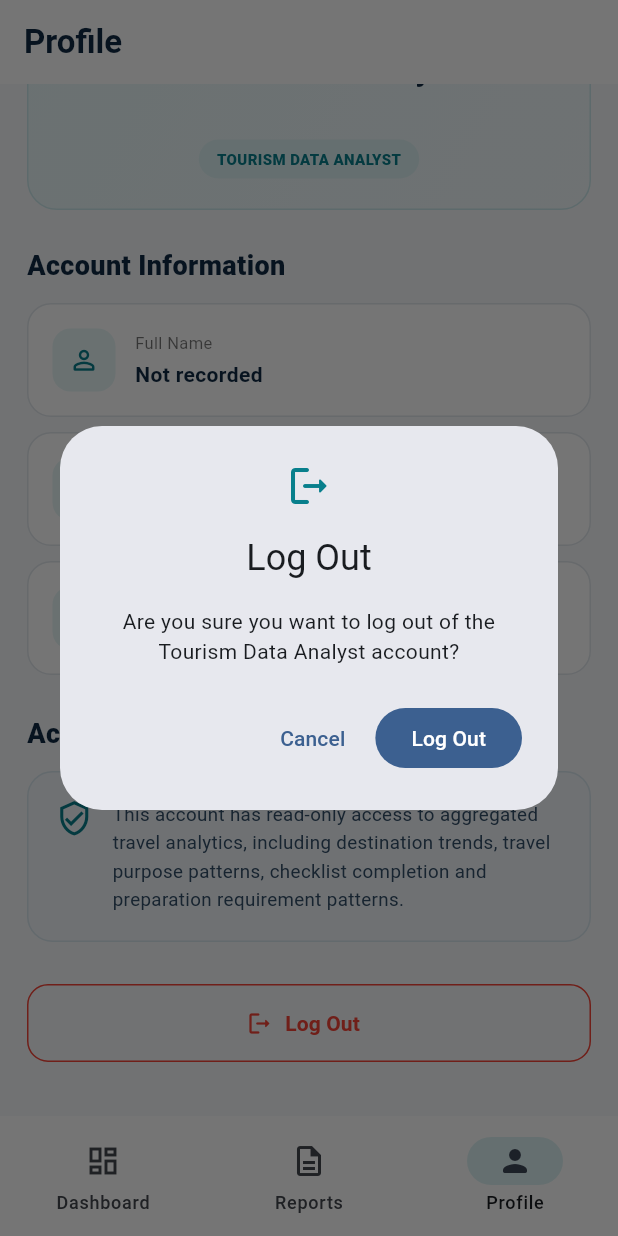
After one commit to CheeWei323/FYP, a Flutter app: the AnalystDashboard screen opened directly, item 3 of the bottom bar chosen, scrolled down 145 dp, after a tap on "Log Out", on a phone screen of 412 x 824 dp. The commit adds this screen. Run offline on Flutter 3.47's test engine with Material 3 defaults, Android fonts, the phone set to English and light mode, and no system bars; our stand-ins replace cloud_firestore, firebase_auth, firebase_core, google_sign_in; accounts and stored records are empty.

Commit message:
Add analyst navigation profile and reports tabs

```diff
--- /dev/null
+++ b/lib/screens/analyst/analyst_profile_screen.dart
@@ -0,0 +1,492 @@
+import 'package:firebase_auth/firebase_auth.dart';
+import 'package:flutter/material.dart';
+
+import '../../services/auth_service.dart';
+import '../../services/user_service.dart';
+import '../login_screen.dart';
+
+class AnalystProfileScreen extends StatefulWidget {
+  const AnalystProfileScreen({super.key});
+
+  @override
+  State<AnalystProfileScreen> createState() => _AnalystProfileScreenState();
+}
+
+class _AnalystProfileScreenState extends State<AnalystProfileScreen> {
+  final UserService _userService = UserService();
+
+  final AuthService _authService = AuthService();
+
+  static const Color _primaryColor = Color(0xFF087F8C);
+
+  static const Color _darkTextColor = Color(0xFF102A43);
+
+  static const Color _borderColor = Color(0xFFE1E7EC);
+
+  late Future<Map<String, dynamic>> _profileFuture;
+
+  bool _isLoggingOut = false;
+
+  @override
+  void initState() {
+    super.initState();
+
+    _profileFuture = _loadProfile();
+  }
+
+  // ---------------------------------------------------------------------------
+  // PROFILE
+  // ---------------------------------------------------------------------------
+
+  Future<Map<String, dynamic>> _loadProfile() async {
+    final User? user = FirebaseAuth.instance.currentUser;
+
+    if (user == null) {
+      throw Exception('No authenticated tourism data analyst.');
+    }
+
+    final Map<String, dynamic>? profile = await _userService.getUserProfile(
+      user.uid,
+    );
+
+    if (profile == null) {
+      throw Exception('Tourism Data Analyst profile was not found.');
+    }
+
+    return profile;
+  }
+
+  Future<void> _refresh() async {
+    final Future<Map<String, dynamic>> future = _loadProfile();
+
+    setState(() {
+      _profileFuture = future;
+    });
+
+    await future;
+  }
+
+  // ---------------------------------------------------------------------------
+  // LOGOUT
+  // ---------------------------------------------------------------------------
+
+  Future<void> _confirmLogout() async {
+    if (_isLoggingOut) {
+      return;
+    }
+
+    final bool? confirmed = await showDialog<bool>(
+      context: context,
+      builder: (BuildContext dialogContext) {
+        return AlertDialog(
+          icon: const Icon(
+            Icons.logout_rounded,
+            color: _primaryColor,
+            size: 32,
+          ),
+          title: const Text('Log Out', textAlign: TextAlign.center),
+          content: const Text(
+            'Are you sure you want to log out '
+            'of the Tourism Data Analyst account?',
+            textAlign: TextAlign.center,
+          ),
+          actions: [
+            TextButton(
+              onPressed: () {
+                Navigator.pop(dialogContext, false);
+              },
+              child: const Text('Cancel'),
+            ),
+            FilledButton(
+              onPressed: () {
+                Navigator.pop(dialogContext, true);
+              },
+              child: const Text('Log Out'),
+            ),
+          ],
+        );
+      },
+    );
+
+    if (confirmed != true || !mounted) {
+      return;
+    }
+
+    setState(() {
+      _isLoggingOut = true;
+    });
+
+    try {
+      await _authService.signOut();
+
+      if (!mounted) {
+        return;
+      }
+
+      Navigator.pushAndRemoveUntil(
+        context,
+        MaterialPageRoute(builder: (context) => const LoginScreen()),
+        (route) => false,
+      );
+    } catch (error) {
+      debugPrint('ANALYST LOGOUT ERROR: $error');
+
+      if (!mounted) {
+        return;
+      }
+
+      setState(() {
+        _isLoggingOut = false;
+      });
+
+      ScaffoldMessenger.of(context)
+        ..hideCurrentSnackBar()
+        ..showSnackBar(
+          const SnackBar(content: Text('Unable to log out. Please try again.')),
+        );
+    }
+  }
+
+  // ---------------------------------------------------------------------------
+  // SCREEN
+  // ---------------------------------------------------------------------------
+
+  @override
+  Widget build(BuildContext context) {
+    return RefreshIndicator(
+      onRefresh: _refresh,
+      child: FutureBuilder<Map<String, dynamic>>(
+        future: _profileFuture,
+        builder: (context, snapshot) {
+          if (snapshot.connectionState == ConnectionState.waiting) {
+            return const Center(child: CircularProgressIndicator());
+          }
+
+          if (snapshot.hasError) {
+            return ListView(
+              physics: const AlwaysScrollableScrollPhysics(),
+              padding: const EdgeInsets.all(24),
+              children: [const SizedBox(height: 130), _buildErrorState()],
+            );
+          }
+
+          final Map<String, dynamic> profile = snapshot.data ?? {};
+
+          final String fullName = (profile['fullName'] as String? ?? '').trim();
+
+          final String email = (profile['email'] as String? ?? '').trim();
+
+          return ListView(
+            physics: const AlwaysScrollableScrollPhysics(),
+            padding: const EdgeInsets.fromLTRB(18, 18, 18, 36),
+            children: [
+              _buildProfileHeader(fullName: fullName, email: email),
+
+              const SizedBox(height: 24),
+
+              const Text(
+                'Account Information',
+                style: TextStyle(
+                  fontSize: 18,
+                  fontWeight: FontWeight.w800,
+                  color: _darkTextColor,
+                ),
+              ),
+
+              const SizedBox(height: 12),
+
+              _buildInformationCard(
+                icon: Icons.person_outline_rounded,
+                label: 'Full Name',
+                value: fullName.isEmpty ? 'Not recorded' : fullName,
+              ),
+
+              const SizedBox(height: 10),
+
+              _buildInformationCard(
+                icon: Icons.email_outlined,
+                label: 'Email Address',
+                value: email.isEmpty ? 'Not recorded' : email,
+              ),
+
+              const SizedBox(height: 10),
+
+              _buildInformationCard(
+                icon: Icons.analytics_outlined,
+                label: 'System Role',
+                value: 'Tourism Data Analyst',
+              ),
+
+              const SizedBox(height: 26),
+
+              const Text(
+                'Account Access',
+                style: TextStyle(
+                  fontSize: 18,
+                  fontWeight: FontWeight.w800,
+                  color: _darkTextColor,
+                ),
+              ),
+
+              const SizedBox(height: 12),
+
+              _buildAccessCard(),
+
+              const SizedBox(height: 28),
+
+              _buildLogoutButton(),
+            ],
+          );
+        },
+      ),
+    );
+  }
+
+  // ---------------------------------------------------------------------------
+  // PROFILE HEADER
+  // ---------------------------------------------------------------------------
+
+  Widget _buildProfileHeader({
+    required String fullName,
+    required String email,
+  }) {
+    return Container(
+      width: double.infinity,
+      padding: const EdgeInsets.all(20),
+      decoration: BoxDecoration(
+        gradient: const LinearGradient(
+          colors: [Color(0xFFE7F7F8), Color(0xFFF1F8FB)],
+          begin: Alignment.topLeft,
+          end: Alignment.bottomRight,
+        ),
+        borderRadius: BorderRadius.circular(20),
+        border: Border.all(color: const Color(0xFFCBE8EB)),
+      ),
+      child: Column(
+        children: [
+          Container(
+            width: 70,
+            height: 70,
+            decoration: const BoxDecoration(
+              color: Colors.white,
+              shape: BoxShape.circle,
+            ),
+            child: const Icon(
+              Icons.analytics_outlined,
+              size: 36,
+              color: _primaryColor,
+            ),
+          ),
+
+          const SizedBox(height: 13),
+
+          Text(
+            fullName.isEmpty ? 'Tourism Data Analyst' : fullName,
+            textAlign: TextAlign.center,
+            style: const TextStyle(
+              fontSize: 20,
+              fontWeight: FontWeight.w800,
+              color: _darkTextColor,
+            ),
+          ),
+
+          const SizedBox(height: 4),
+
+          Text(
+            email,
+            textAlign: TextAlign.center,
+            style: const TextStyle(fontSize: 12.5, color: Colors.black54),
+          ),
+
+          const SizedBox(height: 10),
+
+          Container(
+            padding: const EdgeInsets.symmetric(horizontal: 12, vertical: 6),
+            decoration: BoxDecoration(
+              color: const Color(0xFFDDF3F4),
+              borderRadius: BorderRadius.circular(20),
+            ),
+            child: const Text(
+              'TOURISM DATA ANALYST',
+              style: TextStyle(
+                fontSize: 10,
+                fontWeight: FontWeight.w800,
+                color: _primaryColor,
+              ),
+            ),
+          ),
+        ],
+      ),
+    );
+  }
+
+  // ---------------------------------------------------------------------------
+  // INFORMATION
+  // ---------------------------------------------------------------------------
+
+  Widget _buildInformationCard({
+    required IconData icon,
+    required String label,
+    required String value,
+  }) {
+    return Container(
+      width: double.infinity,
+      padding: const EdgeInsets.all(16),
+      decoration: BoxDecoration(
+        color: Colors.white,
+        borderRadius: BorderRadius.circular(16),
+        border: Border.all(color: _borderColor),
+      ),
+      child: Row(
+        children: [
+          Container(
+            width: 42,
+            height: 42,
+            decoration: BoxDecoration(
+              color: const Color(0xFFE8F6F7),
+              borderRadius: BorderRadius.circular(12),
+            ),
+            child: Icon(icon, color: _primaryColor, size: 21),
+          ),
+
+          const SizedBox(width: 13),
+
+          Expanded(
+            child: Column(
+              crossAxisAlignment: CrossAxisAlignment.start,
+              children: [
+                Text(
+                  label,
+                  style: const TextStyle(fontSize: 11, color: Colors.black54),
+                ),
+
+                const SizedBox(height: 3),
+
+                Text(
+                  value,
+                  style: const TextStyle(
+                    fontSize: 14,
+                    fontWeight: FontWeight.w700,
+                    color: _darkTextColor,
+                  ),
+                ),
+              ],
+            ),
+          ),
+        ],
+      ),
+    );
+  }
+
+  // ---------------------------------------------------------------------------
+  // ACCOUNT ACCESS
+  // ---------------------------------------------------------------------------
+
+  Widget _buildAccessCard() {
+    return Container(
+      width: double.infinity,
+      padding: const EdgeInsets.all(18),
+      decoration: BoxDecoration(
+        color: const Color(0xFFF1F6FA),
+        borderRadius: BorderRadius.circular(17),
+        border: Border.all(color: const Color(0xFFD8E6EE)),
+      ),
+      child: const Row(
+        crossAxisAlignment: CrossAxisAlignment.start,
+        children: [
+          Icon(Icons.verified_user_outlined, color: _primaryColor, size: 25),
+
+          SizedBox(width: 13),
+
+          Expanded(
+            child: Text(
+              'This account has read-only access to aggregated '
+              'travel analytics, including destination trends, '
+              'travel purpose patterns, checklist completion '
+              'and preparation requirement patterns.',
+              style: TextStyle(
+                fontSize: 12.5,
+                height: 1.5,
+                color: Color(0xFF334E68),
+              ),
+            ),
+          ),
+        ],
+      ),
+    );
+  }
+
+  // ---------------------------------------------------------------------------
+  // LOGOUT BUTTON
+  // ---------------------------------------------------------------------------
+
+  Widget _buildLogoutButton() {
+    return SizedBox(
+      width: double.infinity,
+      height: 52,
+      child: OutlinedButton.icon(
+        style: OutlinedButton.styleFrom(
+          foregroundColor: Colors.red,
+          side: const BorderSide(color: Colors.red),
+          shape: RoundedRectangleBorder(
+            borderRadius: BorderRadius.circular(14),
+          ),
+        ),
+        onPressed: _isLoggingOut ? null : _confirmLogout,
+        icon: _isLoggingOut
+            ? const SizedBox(
+                width: 18,
+                height: 18,
+                child: CircularProgressIndicator(
+                  strokeWidth: 2,
+                  color: Colors.red,
+                ),
+              )
+            : const Icon(Icons.logout_rounded),
+        label: Text(
+          _isLoggingOut ? 'Logging Out...' : 'Log Out',
+          style: const TextStyle(fontWeight: FontWeight.w600),
+        ),
+      ),
+    );
+  }
+
+  // ---------------------------------------------------------------------------
+  // ERROR
+  // ---------------------------------------------------------------------------
+
+  Widget _buildErrorState() {
+    return Container(
+      padding: const EdgeInsets.all(24),
+      decoration: BoxDecoration(
+        color: Colors.white,
+        borderRadius: BorderRadius.circular(18),
+        border: Border.all(color: _borderColor),
+      ),
+      child: Column(
+        children: [
+          const Icon(
+            Icons.error_outline_rounded,
+            size: 38,
+            color: Colors.black45,
+          ),
+
+          const SizedBox(height: 10),
+
+          const Text(
+            'Unable to load Tourism Data Analyst profile.',
+            textAlign: TextAlign.center,
+            style: TextStyle(
+              fontWeight: FontWeight.w700,
+              color: _darkTextColor,
+            ),
+          ),
+
+          const SizedBox(height: 12),
+
+          OutlinedButton(onPressed: _refresh, child: const Text('Try Again')),
+        ],
+      ),
+    );
+  }
+}
--- /dev/null
+++ b/lib/screens/analyst/analyst_reports_screen.dart
@@ -0,0 +1,152 @@
+import 'package:flutter/material.dart';
+
+class AnalystReportsScreen extends StatelessWidget {
+  const AnalystReportsScreen({super.key});
+
+  static const Color _primaryColor = Color(0xFF087F8C);
+
+  static const Color _darkTextColor = Color(0xFF102A43);
+
+  static const Color _backgroundColor = Color(0xFFF7F9FB);
+
+  static const Color _borderColor = Color(0xFFE1E7EC);
+
+  @override
+  Widget build(BuildContext context) {
+    return ColoredBox(
+      color: _backgroundColor,
+      child: SafeArea(
+        child: ListView(
+          physics: const AlwaysScrollableScrollPhysics(),
+          padding: const EdgeInsets.fromLTRB(18, 20, 18, 36),
+          children: [
+            _buildHeader(),
+
+            const SizedBox(height: 24),
+
+            const Text(
+              'Generated Reports',
+              style: TextStyle(
+                fontSize: 18,
+                fontWeight: FontWeight.w800,
+                color: _darkTextColor,
+              ),
+            ),
+
+            const SizedBox(height: 5),
+
+            const Text(
+              'Previously generated analytics reports '
+              'will be available here.',
+              style: TextStyle(
+                fontSize: 12.5,
+                height: 1.4,
+                color: Colors.black54,
+              ),
+            ),
+
+            const SizedBox(height: 16),
+
+            _buildEmptyState(),
+          ],
+        ),
+      ),
+    );
+  }
+
+  Widget _buildHeader() {
+    return Container(
+      width: double.infinity,
+      padding: const EdgeInsets.all(20),
+      decoration: BoxDecoration(
+        gradient: const LinearGradient(
+          colors: [Color(0xFFE7F7F8), Color(0xFFF1F8FB)],
+        ),
+        borderRadius: BorderRadius.circular(20),
+        border: Border.all(color: const Color(0xFFCBE8EB)),
+      ),
+      child: const Row(
+        children: [
+          Icon(Icons.description_outlined, color: _primaryColor, size: 32),
+
+          SizedBox(width: 14),
+
+          Expanded(
+            child: Column(
+              crossAxisAlignment: CrossAxisAlignment.start,
+              children: [
+                Text(
+                  'Analytics Reports',
+                  style: TextStyle(
+                    fontSize: 20,
+                    fontWeight: FontWeight.w800,
+                    color: _darkTextColor,
+                  ),
+                ),
+
+                SizedBox(height: 5),
+
+                Text(
+                  'Access reports generated from '
+                  'aggregated travel analytics.',
+                  style: TextStyle(
+                    fontSize: 12.5,
+                    height: 1.4,
+                    color: Colors.black54,
+                  ),
+                ),
+              ],
+            ),
+          ),
+        ],
+      ),
+    );
+  }
+
+  Widget _buildEmptyState() {
+    return Container(
+      width: double.infinity,
+      padding: const EdgeInsets.symmetric(horizontal: 24, vertical: 42),
+      decoration: BoxDecoration(
+        color: Colors.white,
+        borderRadius: BorderRadius.circular(18),
+        border: Border.all(color: _borderColor),
+      ),
+      child: const Column(
+        children: [
+          Icon(
+            Icons.insert_drive_file_outlined,
+            size: 46,
+            color: Colors.black38,
+          ),
+
+          SizedBox(height: 14),
+
+          Text(
+            'No reports generated yet',
+            textAlign: TextAlign.center,
+            style: TextStyle(
+              fontSize: 15,
+              fontWeight: FontWeight.w700,
+              color: _darkTextColor,
+            ),
+          ),
+
+          SizedBox(height: 7),
+
+          Text(
+            'Reports generated from the analytics '
+            'module will appear here after report '
+            'export is enabled.',
+            textAlign: TextAlign.center,
+            style: TextStyle(
+              fontSize: 11.5,
+              height: 1.45,
+              color: Colors.black54,
+            ),
+          ),
+        ],
+      ),
+    );
+  }
+}
--- a/lib/screens/dashboards/analysts_dashboard.dart
+++ b/lib/screens/dashboards/analysts_dashboard.dart
@@ -5,6 +5,8 @@ import '../analyst/destination_trends_screen.dart';
 import '../analyst/purpose_distribution_screen.dart';
 import '../analyst/checklist_completion_screen.dart';
 import '../analyst/preparation_requirements_screen.dart';
+import '../analyst/analyst_reports_screen.dart';
+import '../analyst/analyst_profile_screen.dart';
 
 class AnalystDashboard extends StatefulWidget {
   const AnalystDashboard({super.key});
@@ -25,6 +27,8 @@ class _AnalystDashboardState extends State<AnalystDashboard> {
   static const Color _borderColor = Color(0xFFE1E7EC);
 
   late Future<Map<String, dynamic>> _overviewFuture;
+
+  int _selectedIndex = 0;
 
   // ---------------------------------------------------------------------------
   // LIFECYCLE
@@ -57,6 +61,8 @@ class _AnalystDashboardState extends State<AnalystDashboard> {
 
   @override
   Widget build(BuildContext context) {
+    const List<String> titles = ['Tourism Data Analyst', 'Reports', 'Profile'];
+
     return Scaffold(
       backgroundColor: _backgroundColor,
       appBar: AppBar(
@@ -64,12 +70,58 @@ class _AnalystDashboardState extends State<AnalystDashboard> {
         backgroundColor: Colors.white,
         surfaceTintColor: Colors.white,
         elevation: 0,
-        title: const Text(
-          'Tourism Data Analyst',
-          style: TextStyle(color: _darkTextColor, fontWeight: FontWeight.w700),
+        title: Text(
+          titles[_selectedIndex],
+          style: const TextStyle(
+            color: _darkTextColor,
+            fontWeight: FontWeight.w700,
           ),
         ),
-      body: SafeArea(
+      ),
+
+      body: IndexedStack(
+        index: _selectedIndex,
+        children: [
+          _buildDashboardTab(),
+          const AnalystReportsScreen(),
+          const AnalystProfileScreen(),
+        ],
+      ),
+
+      bottomNavigationBar: NavigationBar(
+        selectedIndex: _selectedIndex,
+        backgroundColor: Colors.white,
+        indicatorColor: const Color(0xFFDDF3F4),
+        onDestinationSelected: (index) {
+          setState(() {
+            _selectedIndex = index;
+          });
+        },
+        destinations: const [
+          NavigationDestination(
+            icon: Icon(Icons.dashboard_outlined),
+            selectedIcon: Icon(Icons.dashboard_rounded),
+            label: 'Dashboard',
+          ),
+
+          NavigationDestination(
+            icon: Icon(Icons.description_outlined),
+            selectedIcon: Icon(Icons.description_rounded),
+            label: 'Reports',
+          ),
+
+          NavigationDestination(
+            icon: Icon(Icons.person_outline_rounded),
+            selectedIcon: Icon(Icons.person_rounded),
+            label: 'Profile',
+          ),
+        ],
+      ),
+    );
+  }
+
+  Widget _buildDashboardTab() {
+    return SafeArea(
       child: RefreshIndicator(
         onRefresh: _refresh,
         child: ListView(
@@ -118,7 +170,8 @@ class _AnalystDashboardState extends State<AnalystDashboard> {
               icon: Icons.public_outlined,
               title: 'Destination Trends',
               description:
-                'Analyse popular destinations and monthly departure activity.',
+                  'Analyse popular destinations and '
+                  'monthly departure activity.',
               available: true,
               onTap: () {
                 Navigator.push(
@@ -136,7 +189,8 @@ class _AnalystDashboardState extends State<AnalystDashboard> {
               icon: Icons.donut_large_outlined,
               title: 'Travel Purpose Distribution',
               description:
-                'Compare tourism, business and study travel patterns.',
+                  'Compare tourism, business and '
+                  'study travel patterns.',
               available: true,
               onTap: () {
                 Navigator.push(
@@ -147,13 +201,15 @@ class _AnalystDashboardState extends State<AnalystDashboard> {
                 );
               },
             ),
+
             const SizedBox(height: 10),
 
             _buildAnalyticsModuleCard(
               icon: Icons.task_alt_outlined,
               title: 'Checklist Completion',
               description:
-                'Analyse aggregated checklist completion and lower-completion requirements.',
+                  'Analyse aggregated checklist completion '
+                  'and lower-completion requirements.',
               available: true,
               onTap: () {
                 Navigator.push(
@@ -168,17 +224,17 @@ class _AnalystDashboardState extends State<AnalystDashboard> {
             const SizedBox(height: 10),
 
             _buildAnalyticsModuleCard(
-                icon: Icons.inventory_2_outlined,
+              icon: Icons.insights_outlined,
               title: 'Requirement Patterns',
               description:
-                    'Explore commonly generated requirements by traveller segment',
+                  'Explore commonly generated requirements '
+                  'by traveller segment.',
               available: true,
               onTap: () {
                 Navigator.push(
                   context,
                   MaterialPageRoute(
-                      builder: (context) =>
-                          const PreparationRequirementsScreen(),
+                    builder: (context) => const PreparationRequirementsScreen(),
                   ),
                 );
               },
@@ -188,7 +244,6 @@ class _AnalystDashboardState extends State<AnalystDashboard> {
 
             _buildInformationCard(),
           ],
-          ),
         ),
       ),
     );
```
Lines whose indentation alone changed are shown as unchanged.
